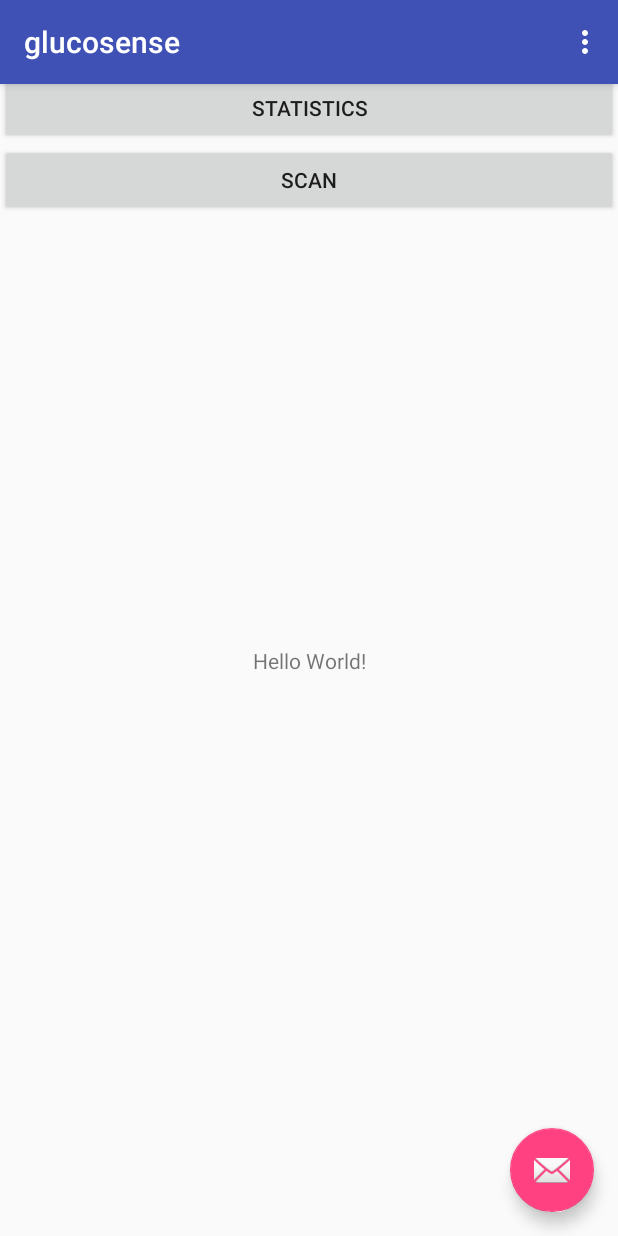
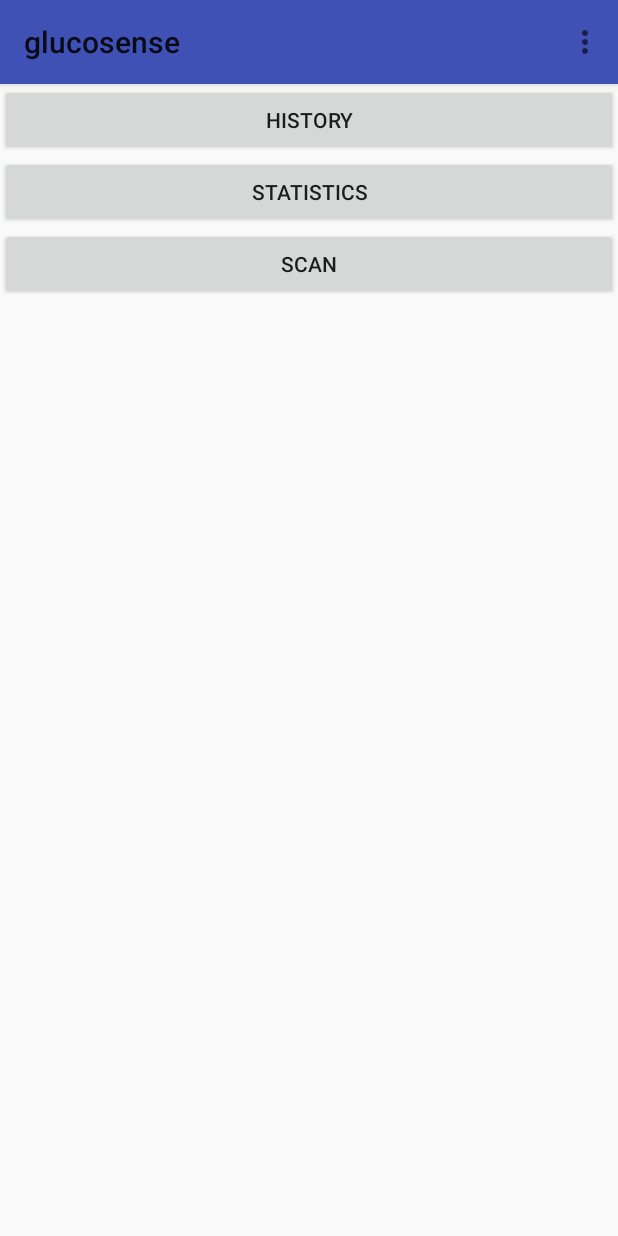
Before and after one commit to jlarsson89/glucosense, an Android app: the screen it shows after launch (MainActivity), on a phone screen of 412 x 824 dp. Run offline under Robolectric (Android 15) with nearby library versions, the phone set to English and light mode, and no system bars.

Commit message:
fixed layout for main

```diff
--- a/app/src/main/java/glucosense/org/MainActivity.kt
+++ b/app/src/main/java/glucosense/org/MainActivity.kt
@@ -14,11 +14,6 @@ class MainActivity : AppCompatActivity() {
         super.onCreate(savedInstanceState)
         setContentView(R.layout.activity_main)
         setSupportActionBar(toolbar)
-        fab.setOnClickListener { view ->
-            /*Snackbar.make(view, "Replace with your own action", Snackbar.LENGTH_LONG)
-                    .setAction("Action", null).show()*/
-            setContentView(R.layout.activity_add)
-        }
     }
 
     override fun onCreateOptionsMenu(menu: Menu): Boolean {
--- a/app/src/main/res/layout/activity_main.xml
+++ b/app/src/main/res/layout/activity_main.xml
@@ -1,39 +1,36 @@
 <?xml version="1.0" encoding="utf-8"?>
 <android.support.design.widget.CoordinatorLayout xmlns:android="http://schemas.android.com/apk/res/android"
+    xmlns:tools="http://schemas.android.com/tools"
     xmlns:app="http://schemas.android.com/apk/res-auto"
-    xmlns:tools="http://schemas.android.com/tools"
     android:layout_width="match_parent"
-    android:layout_height="match_parent"
-    tools:context="glucosense.org.MainActivity">
+    android:layout_height="match_parent">
 
     <android.support.design.widget.AppBarLayout
+        android:id="@+id/appbar"
         android:layout_width="match_parent"
-        android:layout_height="wrap_content"
-        android:theme="@style/AppTheme.AppBarOverlay">
+        android:layout_height="wrap_content">
 
         <android.support.v7.widget.Toolbar
             android:id="@+id/toolbar"
             android:layout_width="match_parent"
             android:layout_height="?attr/actionBarSize"
-            android:background="?attr/colorPrimary"
-            app:popupTheme="@style/AppTheme.PopupOverlay" />
+            android:layout_weight="1"></android.support.v7.widget.Toolbar>
 
     </android.support.design.widget.AppBarLayout>
 
-    <include layout="@layout/content_main" />
+    <android.support.v4.widget.NestedScrollView
+        android:layout_width="match_parent"
+        android:layout_height="match_parent"
+        app:layout_behavior="android.support.design.widget.AppBarLayout$ScrollingViewBehavior">
 
         <LinearLayout
-        android:id="@+id/mainBar"
+            android:id="@+id/mainActivity"
             android:layout_width="match_parent"
             android:layout_height="wrap_content"
-        android:gravity="start"
             android:orientation="vertical"
             android:visibility="visible"
-        app:layout_constraintTop_toBottomOf="@+id/topBar"
-        tools:ignore="MissingConstraints"
-        tools:layout_editor_absoluteX="0dp"
-        tools:layout_height="wrap_content"
-        tools:layout_marginTop="400dp">
+            tools:layout_gravity="center_vertical"
+            tools:layout_height="wrap_content">
 
             <Button
                 android:id="@+id/historyButton"
@@ -53,13 +50,5 @@
                 android:layout_height="wrap_content"
                 android:text="Scan" />
         </LinearLayout>
-
-    <android.support.design.widget.FloatingActionButton
-        android:id="@+id/fab"
-        android:layout_width="wrap_content"
-        android:layout_height="wrap_content"
-        android:layout_gravity="bottom|end"
-        android:layout_margin="@dimen/fab_margin"
-        app:srcCompat="@android:drawable/ic_dialog_email" />
-
+    </android.support.v4.widget.NestedScrollView>
 </android.support.design.widget.CoordinatorLayout>
```
Lines whose indentation alone changed are shown as unchanged.
